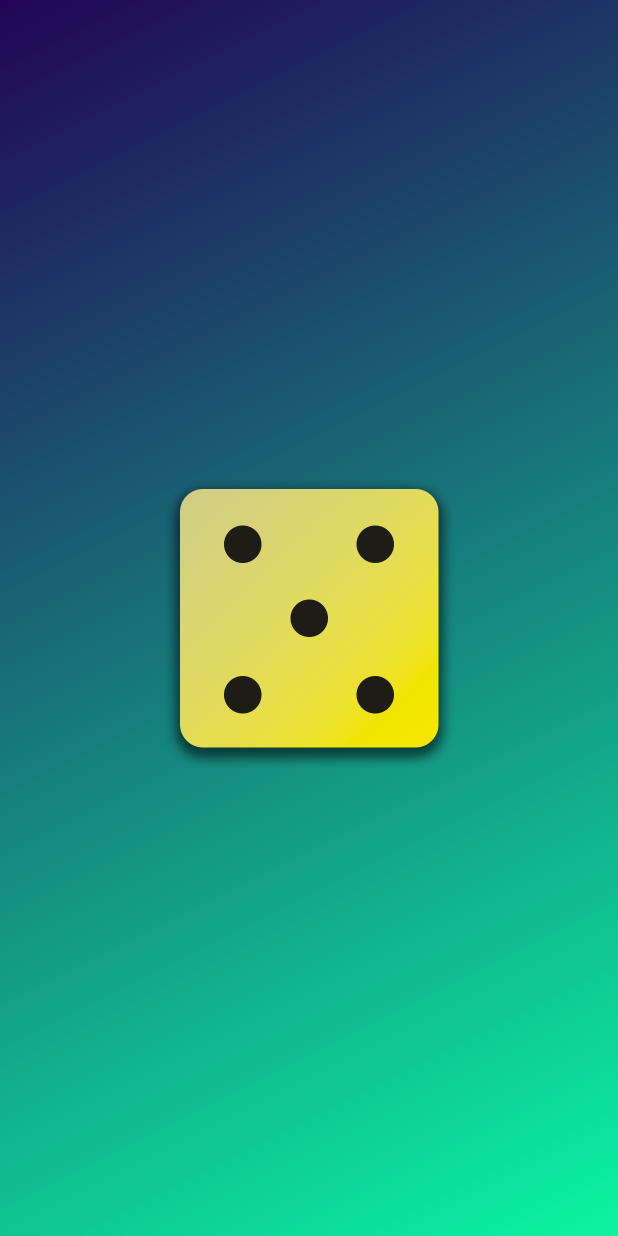
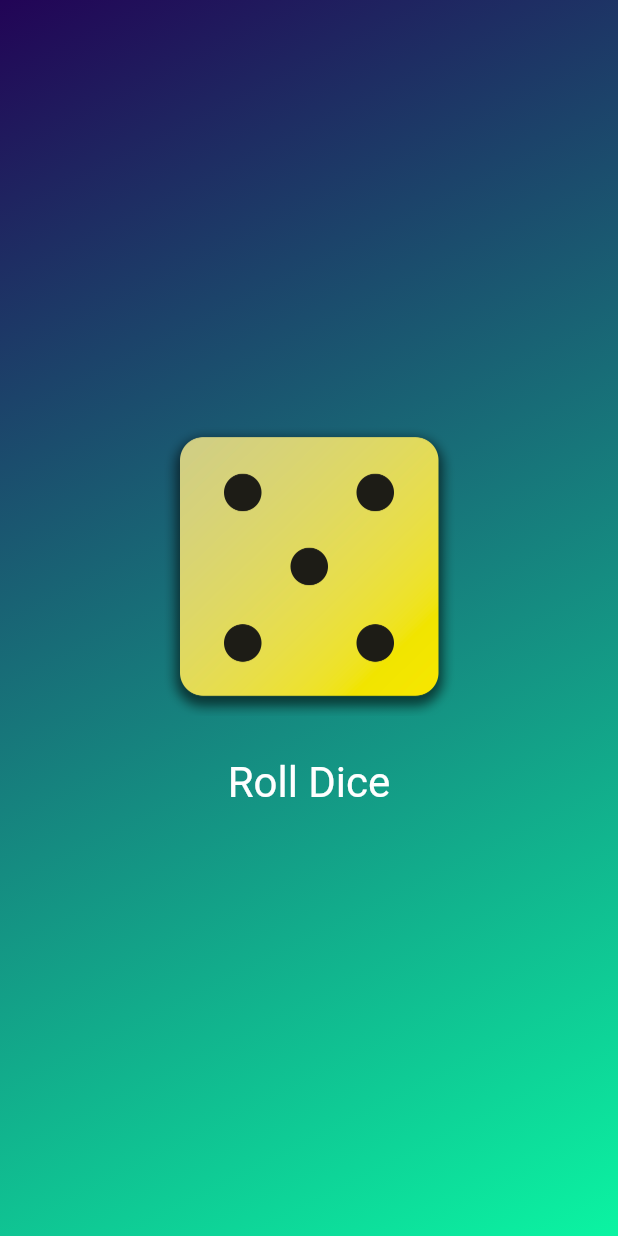
Before and after one commit to yobra254/Flutter-dice, a Flutter app: the screen it shows after launch, on a phone screen of 412 x 824 dp. Run offline on Flutter 3.47's test engine with Material 2 defaults, Android fonts, the phone set to English and light mode, and no system bars.

Commit message:
Creating a Button

```diff
--- a/lib/gradient_container.dart
+++ b/lib/gradient_container.dart
@@ -5,10 +5,17 @@ const startAlignment = Alignment.topLeft;
 const endAlignment = Alignment.bottomRight;
 
 class GradientContainer extends StatelessWidget {
-  const GradientContainer(this.color1, this.color2, {super.key});
+  GradientContainer(this.color1, this.color2, {super.key});
 
   final Color color1;
   final Color color2;
+
+  var activeDiceImage = 'assets/images/dice-5.png';
+
+  void rollDice() {
+    activeDiceImage = 'assets/images/dice-4.png';
+    print('Changing Image..........');
+  }
 
   @override
   Widget build(BuildContext context) {
@@ -22,9 +29,29 @@ class GradientContainer extends StatelessWidget {
       ),
       child: Center(
         //child: StyleText('Hello World!!'),
-        child: Image.asset(
-          'assets/images/dice-5.png',
-          width: 200,
+        child: Column(
+          mainAxisSize: MainAxisSize.min,
+          children: [
+            Image.asset(
+              'assets/images/dice-5.png',
+              width: 200,
+            ),
+            const SizedBox(
+              //insert height betwn picture and button
+              height: 20,
+            ),
+            TextButton(
+              onPressed: rollDice,
+              style: TextButton.styleFrom(
+                // padding: const EdgeInsets.only(top: 20),
+                foregroundColor: Colors.white,
+                textStyle: const TextStyle(
+                  fontSize: 28,
+                ),
+              ),
+              child: const Text('Roll Dice'),
+            )
+          ],
         ),
       ),
     );
--- a/lib/main.dart
+++ b/lib/main.dart
@@ -7,12 +7,12 @@ import 'package:first_app/gradient_container.dart';
 void main() {
 //executing a function
   runApp(
-    const MaterialApp(
+    MaterialApp(
       home: Scaffold(
         //backgroundColor: Color.fromARGB(255, 103, 44, 186),
         body: GradientContainer(
-          Color.fromARGB(255, 34, 4, 86),
-          Color.fromARGB(255, 11, 244, 162),
+          const Color.fromARGB(255, 34, 4, 86),
+          const Color.fromARGB(255, 11, 244, 162),
         ),
       ),
     ),
```
